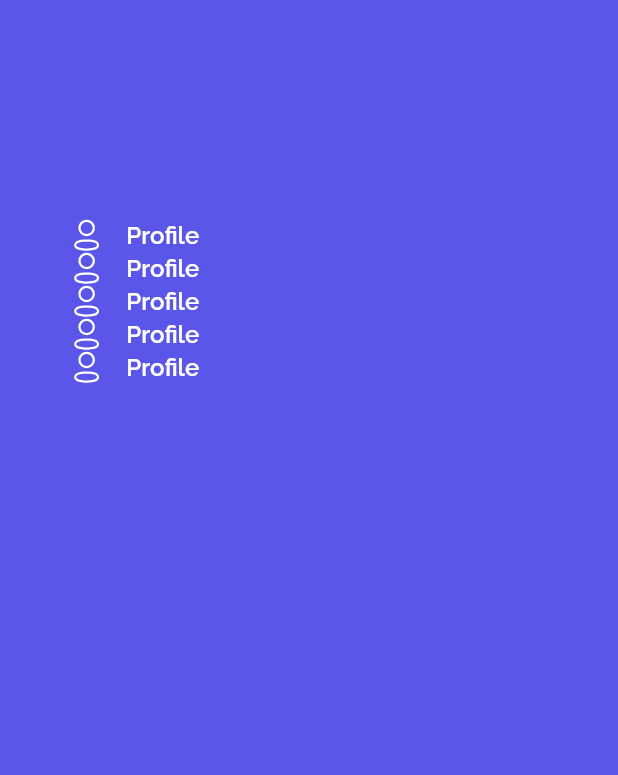
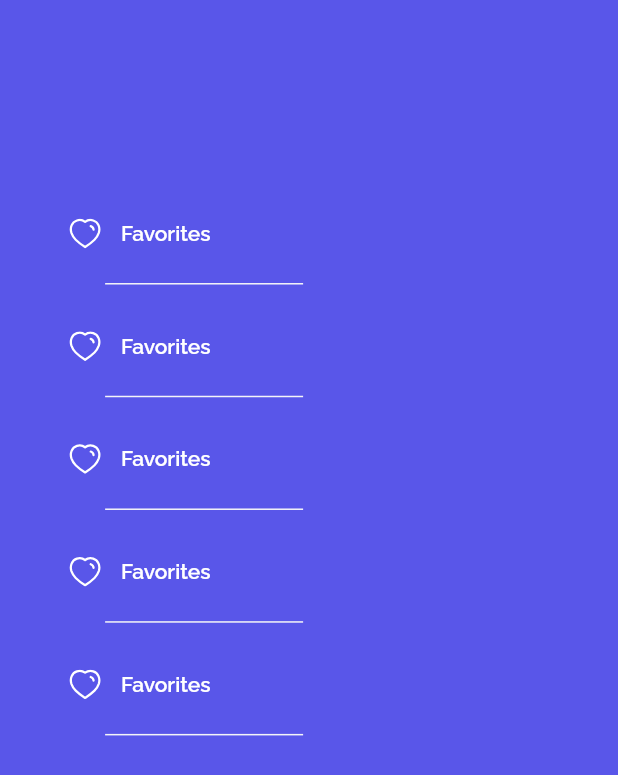
Before and after one commit to ahmedmemon99/taskfigma, a Flutter app: the MenuScreen screen opened directly, on a phone screen of 412 x 824 dp. Shown: the top 775 px of the screen. Run offline on Flutter 3.47's test engine with Material 2 defaults, Android fonts, the phone set to English and light mode, and no system bars; our stand-ins replace auto_size_text, flutter_bloc, flutter_svg; missing offline and left inert: awesome_drawer_bar.

Commit message:
code cleanup

```diff
--- a/lib/Screens/Auth screen/auth_screen.dart
+++ b/lib/Screens/Auth screen/auth_screen.dart
@@ -22,7 +22,7 @@ class AuthScreen extends StatelessWidget {
         slivers: [
           SliverFillRemaining(
             hasScrollBody: false,
-            child: Column(
+            child: Row(
               children:  const [
 
                 AuthHeader(),
--- a/lib/Screens/Home Screen/home_screen.dart
+++ b/lib/Screens/Home Screen/home_screen.dart
@@ -34,14 +34,14 @@ class HomeScreen extends StatelessWidget {
         borderRadius: 24.0,
         showShadow: true,
         angle: 0.0,
+
         backgroundColor: AppColors.sidedDrawerBgColor,
-        slideWidth: MediaQuery.of(context).size.width* 0.56,
+        slideWidth: MediaQuery.of(context).size.width* 0.6,
       ),
       backgroundColor: AppColors.homeScreenBgColor,
       appBar:PreferredSize(preferredSize:Size.fromHeight(MediaQuery.of(context).size.height * 0.12 ),
               child:  HomeHeader(
                           onPressed: (){
-                          print('pressed');
 
                           controller.open!();
 
--- a/lib/Screens/menu screen/menu_item.dart
+++ b/lib/Screens/menu screen/menu_item.dart
@@ -12,10 +12,38 @@ class MenuItem extends StatelessWidget {
   @override
   Widget build(BuildContext context) {
 
+    final deviceHeight =MediaQuery.of(context).size.height - MediaQuery.of(context).viewPadding.top - MediaQuery.of(context).viewPadding.bottom;
+    final deviceWidth =MediaQuery.of(context).size.width;
+    return LayoutBuilder(
+      builder: (context, constraints) {
+        return Container(
+          margin: EdgeInsets.only(bottom: deviceHeight * 0.03),
+          height: deviceHeight * 0.0612,
+          width:  deviceWidth * 0.39,
+          child: Column(
+            children: [
+            Row(
+                mainAxisAlignment: MainAxisAlignment.start,
+                children: [
+                  SvgPicture.asset(AppCustomIcons.favorite),
+                  const SizedBox(width: 13,),
+                  const FittedBox(child: Text('Favorites',style: TextStyle(color: AppColors.splashTextColor,fontFamily: AppFonts.raleWaySemiBold,),)),
+                ],
+              ),
+              Container(
+                margin:  EdgeInsets.only(top: 23,left: 20),
+                color: AppColors.menuItemDividerColor,
+                height: 1,
+                width: 132,
+              ),
+            ],
+          )
 
+        );
+      }
+    );
 
-    return Container(
-      child: Row(
+    return Row(
       children: [
         Container(
             height: MediaQuery.of(context).size.height * 0.0267,
@@ -28,7 +56,6 @@ class MenuItem extends StatelessWidget {
            child: const FittedBox(child: Text('Profile',style: TextStyle(color: AppColors.splashTextColor,fontFamily: AppFonts.raleWaySemiBold,),))),
        //const  SizedBox(height: 32,),
       ],
-      ),
     );
   }
 }
```
Lines whose indentation alone changed are shown as unchanged.
